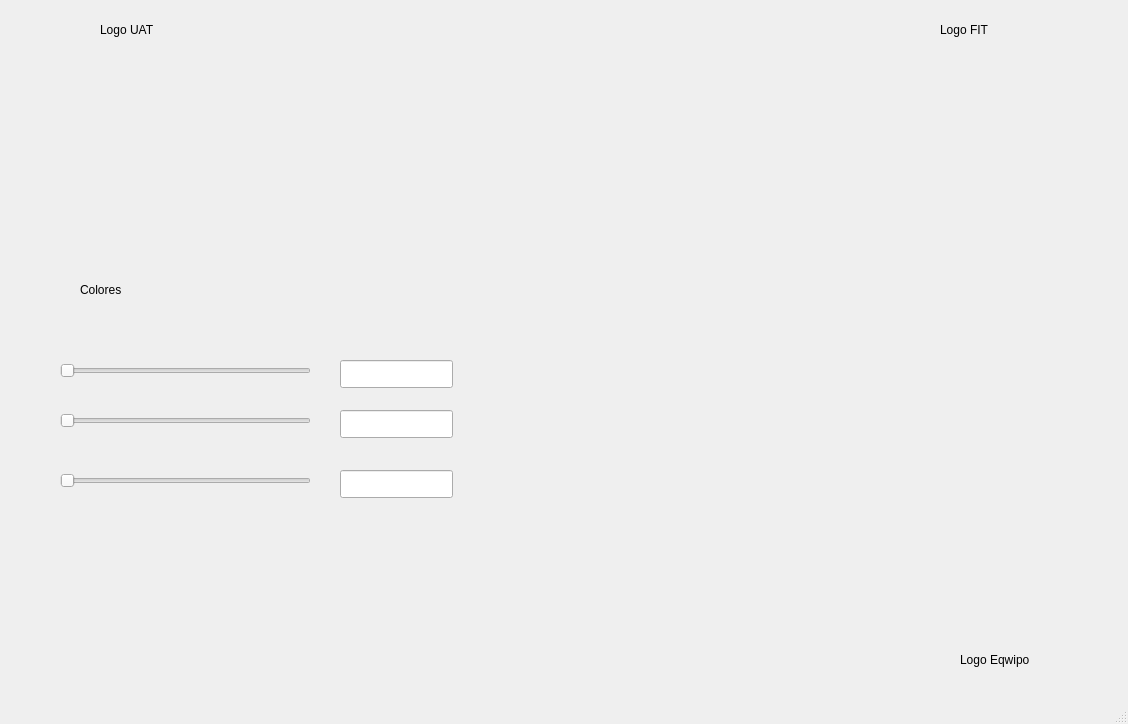
First picture: the form in Unidad 2/P_07_CambiarColor.ui, repository badillovictor/PIP_2024_1_VMBG, before the edit.
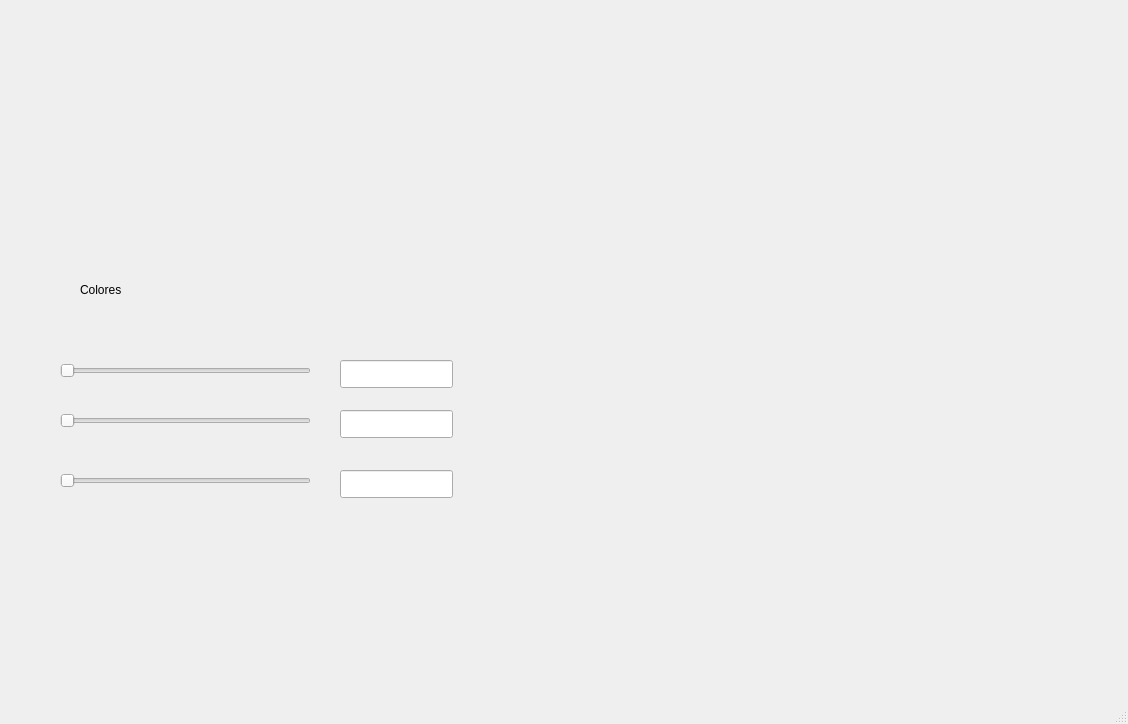
Second picture: the form after the edit. Icons and pictures are not drawn.

The edit to the form file:
```diff
--- a/Unidad 2/P_07_CambiarColor.ui
+++ b/Unidad 2/P_07_CambiarColor.ui
@@ -14,103 +14,7 @@
    <string>MainWindow</string>
   </property>
   <widget class="QWidget" name="centralwidget">
-   <widget class="QLabel" name="label">
-    <property name="geometry">
-     <rect>
-      <x>100</x>
-      <y>20</y>
-      <width>63</width>
-      <height>20</height>
-     </rect>
-    </property>
-    <property name="text">
-     <string>Logo UAT</string>
-    </property>
-   </widget>
-   <widget class="QLabel" name="label_2">
-    <property name="geometry">
-     <rect>
-      <x>940</x>
-      <y>20</y>
-      <width>63</width>
-      <height>20</height>
-     </rect>
-    </property>
-    <property name="text">
-     <string>Logo FIT</string>
-    </property>
-   </widget>
-   <widget class="QLabel" name="label_3">
-    <property name="geometry">
-     <rect>
-      <x>960</x>
-      <y>650</y>
-      <width>91</width>
-      <height>20</height>
-     </rect>
-    </property>
-    <property name="text">
-     <string>Logo Eqwipo</string>
-    </property>
-   </widget>
-   <widget class="QLabel" name="label_4">
-    <property name="geometry">
-     <rect>
-      <x>40</x>
-      <y>50</y>
-      <width>191</width>
-      <height>151</height>
-     </rect>
-    </property>
-    <property name="text">
-     <string/>
-    </property>
-    <property name="pixmap">
-     <pixmap resource="Resource.qrc">:/Todo/GoldenglowGG.jpg</pixmap>
-    </property>
-    <property name="scaledContents">
-     <bool>true</bool>
-    </property>
-   </widget>
-   <widget class="QLabel" name="label_5">
-    <property name="geometry">
-     <rect>
-      <x>860</x>
-      <y>50</y>
-      <width>191</width>
-      <height>151</height>
-     </rect>
-    </property>
-    <property name="text">
-     <string/>
-    </property>
-    <property name="pixmap">
-     <pixmap resource="Resource.qrc">:/Todo/GoldenglowGG.jpg</pixmap>
-    </property>
-    <property name="scaledContents">
-     <bool>true</bool>
-    </property>
-   </widget>
-   <widget class="QLabel" name="label_6">
-    <property name="geometry">
-     <rect>
-      <x>910</x>
-      <y>500</y>
-      <width>191</width>
-      <height>151</height>
-     </rect>
-    </property>
-    <property name="text">
-     <string/>
-    </property>
-    <property name="pixmap">
-     <pixmap resource="Resource.qrc">:/Todo/GoldenglowGG.jpg</pixmap>
-    </property>
-    <property name="scaledContents">
-     <bool>true</bool>
-    </property>
-   </widget>
-   <widget class="QLabel" name="label_7">
+   <widget class="QLabel" name="lbColor">
     <property name="geometry">
      <rect>
       <x>530</x>
@@ -211,6 +115,63 @@
      <enum>Qt::Horizontal</enum>
     </property>
    </widget>
+   <widget class="QLabel" name="label_11">
+    <property name="geometry">
+     <rect>
+      <x>980</x>
+      <y>610</y>
+      <width>141</width>
+      <height>51</height>
+     </rect>
+    </property>
+    <property name="text">
+     <string/>
+    </property>
+    <property name="pixmap">
+     <pixmap resource="../Imagenes/resources.qrc">:/Logos/RhineLab.jpg</pixmap>
+    </property>
+    <property name="scaledContents">
+     <bool>true</bool>
+    </property>
+   </widget>
+   <widget class="QLabel" name="label_10">
+    <property name="geometry">
+     <rect>
+      <x>970</x>
+      <y>10</y>
+      <width>141</width>
+      <height>51</height>
+     </rect>
+    </property>
+    <property name="text">
+     <string/>
+    </property>
+    <property name="pixmap">
+     <pixmap resource="../Imagenes/resources.qrc">:/Logos/LogoFIT.jpg</pixmap>
+    </property>
+    <property name="scaledContents">
+     <bool>true</bool>
+    </property>
+   </widget>
+   <widget class="QLabel" name="label_9">
+    <property name="geometry">
+     <rect>
+      <x>10</x>
+      <y>10</y>
+      <width>111</width>
+      <height>61</height>
+     </rect>
+    </property>
+    <property name="text">
+     <string/>
+    </property>
+    <property name="pixmap">
+     <pixmap resource="../Imagenes/resources.qrc">:/Logos/LogoUAT.png</pixmap>
+    </property>
+    <property name="scaledContents">
+     <bool>true</bool>
+    </property>
+   </widget>
   </widget>
   <widget class="QMenuBar" name="menubar">
    <property name="geometry">
```
Left out of the diff: 18 changed lines with no effect on the pictures.
